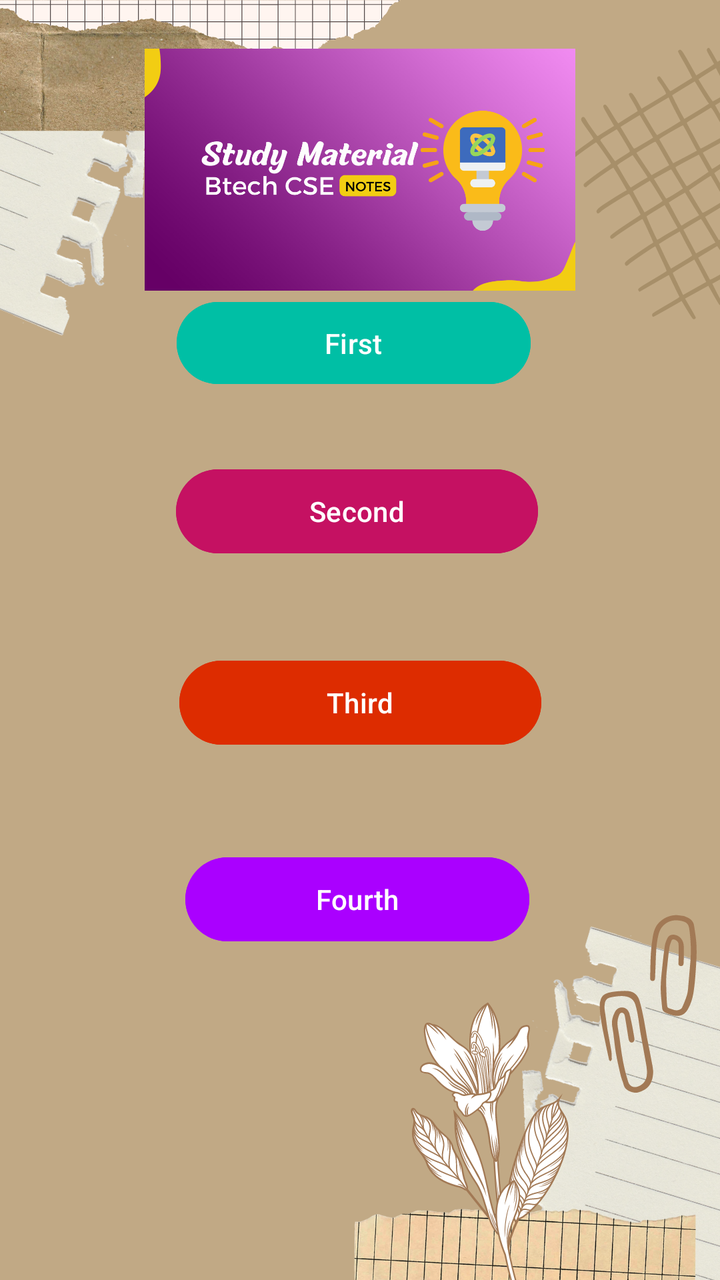
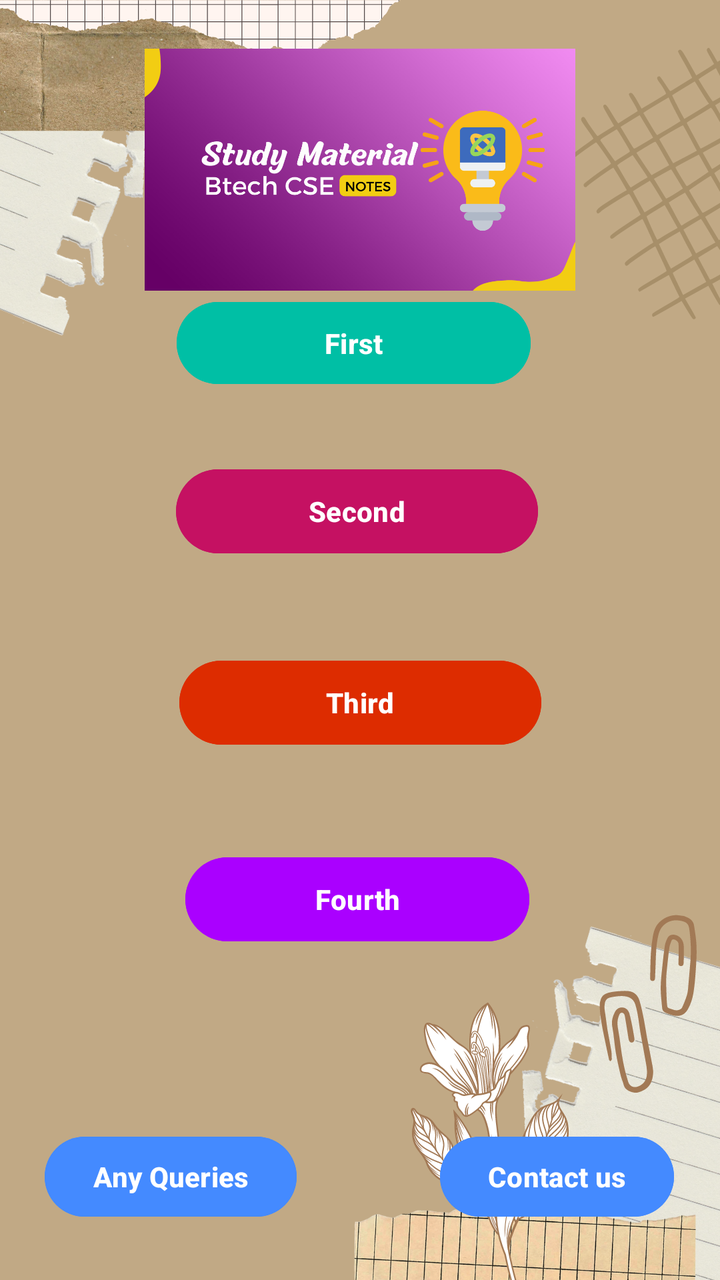

Compare the two renders of this Android layout. The source of the first and the diff that turns it into the second are given below.
<!-- AndroidManifest.xml: application theme Theme.EasyStudyUTU -->
<!-- res/layout/activity_main2.xml -->
<?xml version="1.0" encoding="utf-8"?>
<androidx.constraintlayout.widget.ConstraintLayout xmlns:android="http://schemas.android.com/apk/res/android"
    xmlns:app="http://schemas.android.com/apk/res-auto"
    xmlns:tools="http://schemas.android.com/tools"
    android:layout_width="match_parent"
    android:layout_height="match_parent"
    android:background="@drawable/backgroundd"
    tools:context=".MainActivity2">

    <Button
        android:id="@+id/fourth"
        android:layout_width="172dp"
        android:layout_height="50dp"
        android:backgroundTint="#AA00FF"
        android:text="Fourth"
        app:layout_constraintBottom_toBottomOf="parent"
        app:layout_constraintEnd_toEndOf="parent"
        app:layout_constraintHorizontal_bias="0.493"
        app:layout_constraintStart_toStartOf="parent"
        app:layout_constraintTop_toTopOf="parent"
        app:layout_constraintVertical_bias="0.72" />

    <ImageView
        android:id="@+id/imageView4"
        android:layout_width="364dp"
        android:layout_height="121dp"
        app:layout_constraintBottom_toBottomOf="parent"
        app:layout_constraintEnd_toEndOf="parent"
        app:layout_constraintHorizontal_bias="0.659"
        app:layout_constraintStart_toStartOf="parent"
        app:layout_constraintTop_toTopOf="parent"
        app:layout_constraintVertical_bias="0.047"
        app:srcCompat="@drawable/btechcse" />

    <Button
        android:id="@+id/first"
        android:layout_width="177dp"
        android:layout_height="49dp"
        android:backgroundTint="#00BFA5"
        android:text="First"
        app:layout_constraintBottom_toBottomOf="parent"
        app:layout_constraintEnd_toEndOf="parent"
        app:layout_constraintHorizontal_bias="0.482"
        app:layout_constraintStart_toStartOf="parent"
        app:layout_constraintTop_toTopOf="parent"
        app:layout_constraintVertical_bias="0.249" />

    <Button
        android:id="@+id/second"
        android:layout_width="181dp"
        android:layout_height="50dp"
        android:backgroundTint="#C51162"
        android:text="Second"
        app:layout_constraintBottom_toBottomOf="parent"
        app:layout_constraintEnd_toEndOf="parent"
        app:layout_constraintHorizontal_bias="0.491"
        app:layout_constraintStart_toStartOf="parent"
        app:layout_constraintTop_toTopOf="parent"
        app:layout_constraintVertical_bias="0.391" />

    <Button
        android:id="@+id/third"
        android:layout_width="181dp"
        android:layout_height="50dp"
        android:backgroundTint="#DD2C00"
        android:text="Third"
        app:layout_constraintBottom_toBottomOf="parent"
        app:layout_constraintEnd_toEndOf="parent"
        app:layout_constraintStart_toStartOf="parent"
        app:layout_constraintTop_toTopOf="parent"
        app:layout_constraintVertical_bias="0.553" />
</androidx.constraintlayout.widget.ConstraintLayout>
<!-- resources referenced by this layout -->
<resources>
  <!-- drawable backgroundd: png bitmap (drawable, 548222 bytes) -->
  <!-- drawable btechcse: png bitmap (drawable, 128931 bytes) -->
  <style name="Theme.EasyStudyUTU" parent="Base.Theme.EasyStudyUTU" />
  <style name="Base.Theme.EasyStudyUTU" parent="Theme.Material3.DayNight.NoActionBar">
          
          
      </style>
</resources>

<!-- the commit's change to res/layout/activity_main2.xml (unified diff, before → after) -->
@@ -13,6 +13,7 @@
         android:layout_height="50dp"
         android:backgroundTint="#AA00FF"
         android:text="Fourth"
+        android:textStyle="bold"
         app:layout_constraintBottom_toBottomOf="parent"
         app:layout_constraintEnd_toEndOf="parent"
         app:layout_constraintHorizontal_bias="0.493"
@@ -38,6 +39,7 @@
         android:layout_height="49dp"
         android:backgroundTint="#00BFA5"
         android:text="First"
+        android:textStyle="bold"
         app:layout_constraintBottom_toBottomOf="parent"
         app:layout_constraintEnd_toEndOf="parent"
         app:layout_constraintHorizontal_bias="0.482"
@@ -51,6 +53,7 @@
         android:layout_height="50dp"
         android:backgroundTint="#C51162"
         android:text="Second"
+        android:textStyle="bold"
         app:layout_constraintBottom_toBottomOf="parent"
         app:layout_constraintEnd_toEndOf="parent"
         app:layout_constraintHorizontal_bias="0.491"
@@ -64,9 +67,39 @@
         android:layout_height="50dp"
         android:backgroundTint="#DD2C00"
         android:text="Third"
+        android:textStyle="bold"
         app:layout_constraintBottom_toBottomOf="parent"
         app:layout_constraintEnd_toEndOf="parent"
         app:layout_constraintStart_toStartOf="parent"
         app:layout_constraintTop_toTopOf="parent"
         app:layout_constraintVertical_bias="0.553" />
+
+    <Button
+        android:id="@+id/contactus"
+        android:layout_width="wrap_content"
+        android:layout_height="wrap_content"
+        android:backgroundTint="#448AFF"
+        android:text="Contact us"
+        android:textStyle="bold"
+        app:layout_constraintBottom_toBottomOf="parent"
+        app:layout_constraintEnd_toEndOf="parent"
+        app:layout_constraintHorizontal_bias="0.906"
+        app:layout_constraintStart_toStartOf="parent"
+        app:layout_constraintTop_toTopOf="parent"
+        app:layout_constraintVertical_bias="0.953" />
+
+    <Button
+        android:id="@+id/queries"
+        android:layout_width="wrap_content"
+        android:layout_height="wrap_content"
+        android:backgroundTint="#448AFF"
+        android:text="Any Queries"
+        android:textStyle="bold"
+        app:layout_constraintBottom_toBottomOf="parent"
+        app:layout_constraintEnd_toEndOf="parent"
+        app:layout_constraintHorizontal_bias="0.096"
+        app:layout_constraintStart_toStartOf="parent"
+        app:layout_constraintTop_toTopOf="parent"
+        app:layout_constraintVertical_bias="0.953" />
+
 </androidx.constraintlayout.widget.ConstraintLayout>
